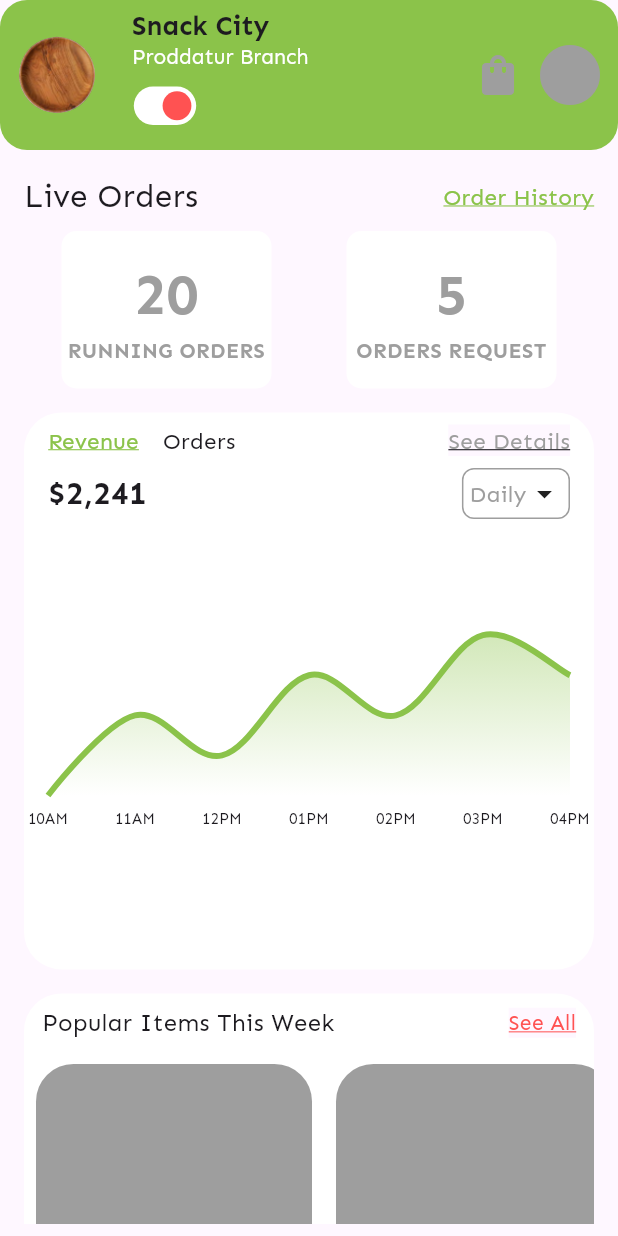
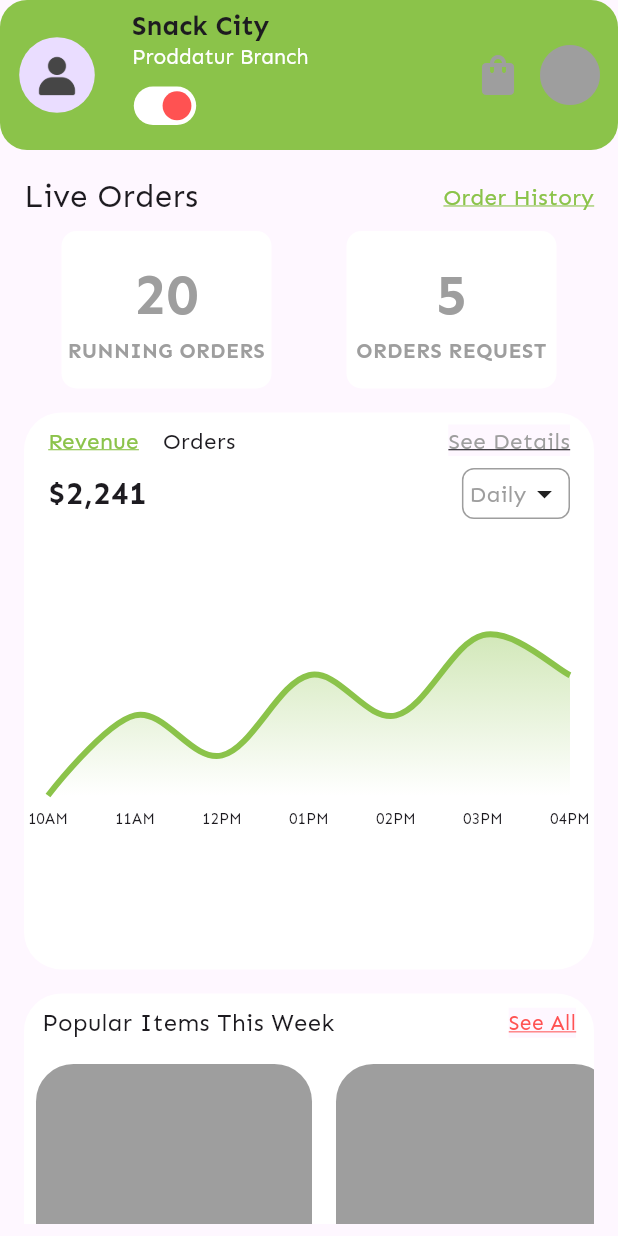
Before and after one commit to nicolas-ferrada/restaurant_dashboard_ui, a Flutter app: the screen it shows after launch, on a phone screen of 412 x 824 dp. Run offline on Flutter 3.47's test engine with Material 2 defaults, Android fonts, the phone set to English and light mode, and no system bars; drawn by our look-alikes of fl_chart.

```diff
--- a/lib/presentation/widgets/custom_app_bar.dart
+++ b/lib/presentation/widgets/custom_app_bar.dart
@@ -18,19 +18,22 @@ class CustomAppBar extends StatelessWidget implements PreferredSizeWidget {
       elevation: 0,
       toolbarHeight: _appbarSize,
       title: title(),
-      leading: circularImage(),
+      leading: userPictureProfile(),
       actions: actions,
     );
   }
 
-  Widget circularImage() {
+  Widget userPictureProfile() {
     return Transform.scale(
       scale: 0.9,
       origin: const Offset(100, 0),
       child: CircleAvatar(
-        child: Image.asset(
-          'assets/images/ellipse_1557.png',
-          fit: BoxFit.cover,
+        child: Padding(
+          padding: const EdgeInsets.all(8),
+          child: Image.asset(
+            'assets/images/default_user_profile.png',
+            fit: BoxFit.cover,
+          ),
         ),
       ),
     );
```
Also changed, not shown: assets/images/default_user_profile.png (added), assets/images/ellipse_1557.png (deleted).
